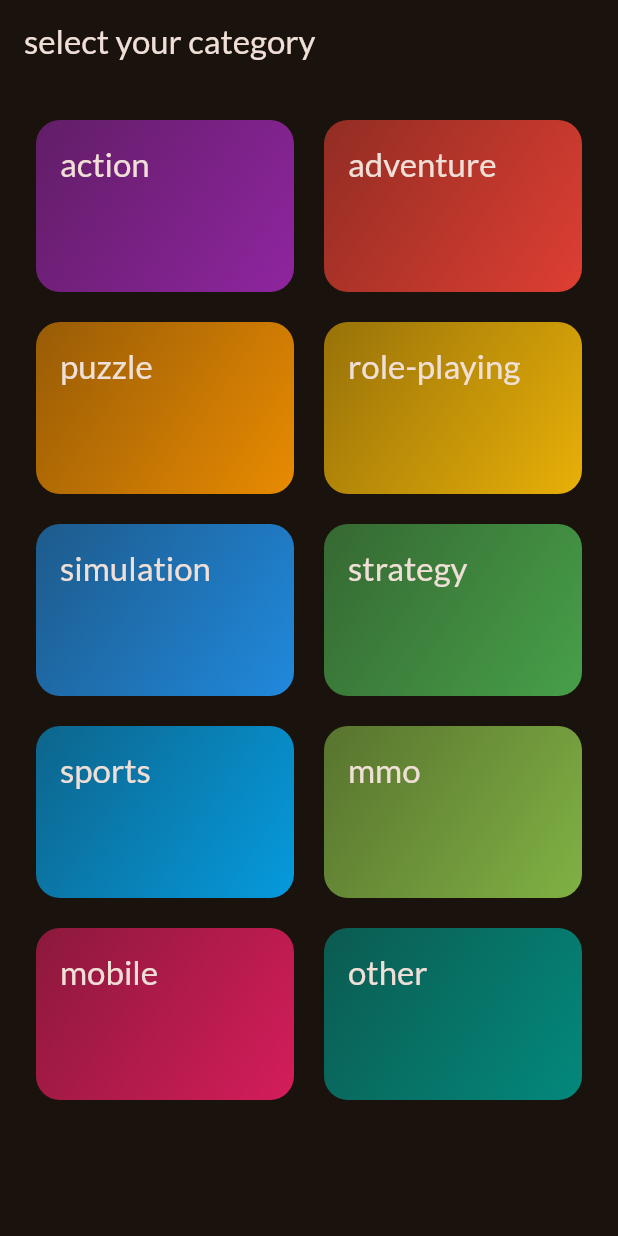
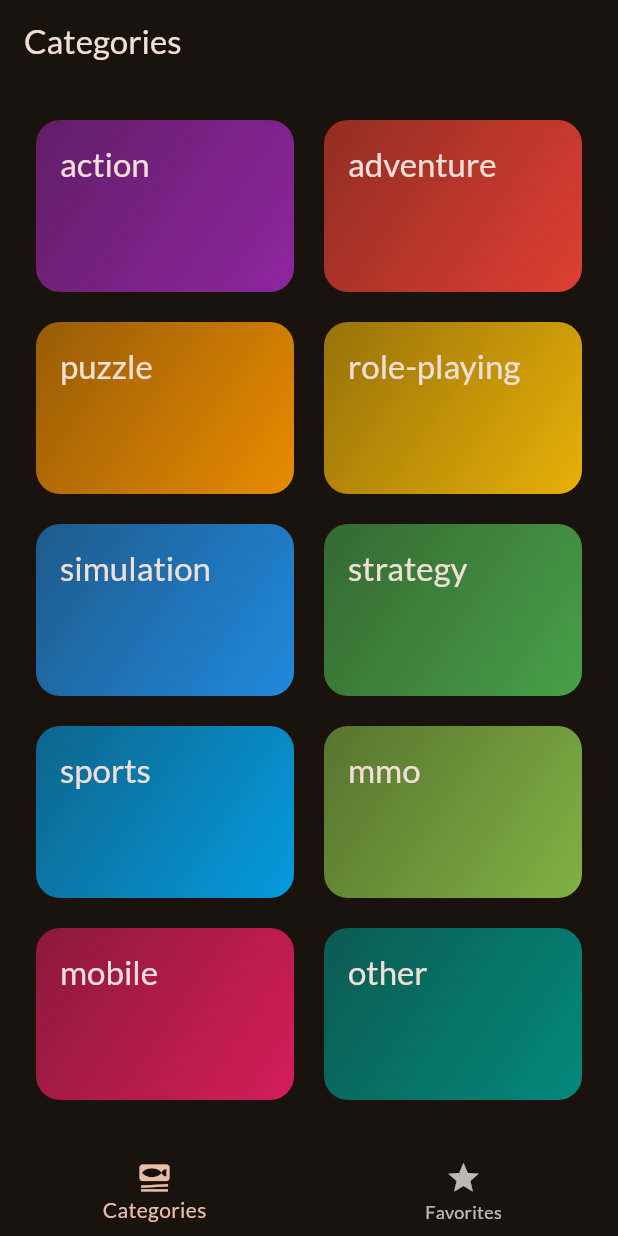
Before and after one commit to widejoy/my_video_game_list, a Flutter app: the screen it shows after launch, on a phone screen of 412 x 824 dp. Run offline on Flutter 3.47's test engine with Material 2 defaults, Android fonts, the light colour scheme and no system bars; our stand-ins replace google_fonts, transparent_image.

Commit message:
added feature to mark a game as favourite

```diff
--- a/lib/data/data.dart
+++ b/lib/data/data.dart
@@ -79,4 +79,50 @@ const game = [
       online: true,
       esports: false,
       plot: '	"Over twenty years ago in Harran, we fought the virus—and lost. Now, were losing again. The City, one of the last large human settlements, is torn by conflict. Civilization has fallen back into the Dark Ages. And yet, we still have hope. You are a wanderer with the power to change the fate of The City. But your exceptional abilities come at a price. Haunted by memories you cannot decipher, you set out to learn the truth… and find yourself in a combat zone. Hone your skills, as to defeat your enemies and make allies, you’ll need both fists and wits. Unravel the dark secrets behind the wielders of power, choose sides and decide your destiny. But wherever your actions take you, theres one thing you can never forget—stay human."'
+),
+GameItem(
+      id: 'c1',
+      categories: ['c1'],
+      title: 'Dead Island 2 ',
+      imageUrl:
+          'https://m.media-amazon.com/images/M/MV5BMGVlMGVhMjctZmYyNi00MzY1LTgyNzItYTE0ZTljNDNlZTU5XkEyXkFqcGdeQXVyMTk2OTAzNTI@._V1_FMjpg_UX1000_.jpg',
+      platforms: [
+        'PlayStation 4',
+        'PlayStation 5',
+        'Windows',
+        'Xbox One',
+        'Xbox Series X/S'
+      ],
+      reviews: Reviews.positive,
+      developorspublishers: ['Dambuster Studios', 'Deep Silver'],
+      length: Length.moderate,
+      price: {"steam":60,
+               "epic games":70,
+               "GoG":55},
+      online: true,
+      esports: false,
+      plot: '	"Over twenty years ago in Harran, we fought the virus—and lost. Now, were losing again. The City, one of the last large human settlements, is torn by conflict. Civilization has fallen back into the Dark Ages. And yet, we still have hope. You are a wanderer with the power to change the fate of The City. But your exceptional abilities come at a price. Haunted by memories you cannot decipher, you set out to learn the truth… and find yourself in a combat zone. Hone your skills, as to defeat your enemies and make allies, you’ll need both fists and wits. Unravel the dark secrets behind the wielders of power, choose sides and decide your destiny. But wherever your actions take you, theres one thing you can never forget—stay human."'
+),
+GameItem(
+      id: 'c1',
+      categories: ['c1'],
+      title: 'Dead Island 2 ',
+      imageUrl:
+          'https://m.media-amazon.com/images/M/MV5BMGVlMGVhMjctZmYyNi00MzY1LTgyNzItYTE0ZTljNDNlZTU5XkEyXkFqcGdeQXVyMTk2OTAzNTI@._V1_FMjpg_UX1000_.jpg',
+      platforms: [
+        'PlayStation 4',
+        'PlayStation 5',
+        'Windows',
+        'Xbox One',
+        'Xbox Series X/S'
+      ],
+      reviews: Reviews.positive,
+      developorspublishers: ['Dambuster Studios', 'Deep Silver'],
+      length: Length.moderate,
+      price: {"steam":60,
+               "epic games":70,
+               "GoG":55},
+      online: true,
+      esports: false,
+      plot: '	"Over twenty years ago in Harran, we fought the virus—and lost. Now, were losing again. The City, one of the last large human settlements, is torn by conflict. Civilization has fallen back into the Dark Ages. And yet, we still have hope. You are a wanderer with the power to change the fate of The City. But your exceptional abilities come at a price. Haunted by memories you cannot decipher, you set out to learn the truth… and find yourself in a combat zone. Hone your skills, as to defeat your enemies and make allies, you’ll need both fists and wits. Unravel the dark secrets behind the wielders of power, choose sides and decide your destiny. But wherever your actions take you, theres one thing you can never forget—stay human."'
 )];
--- a/lib/main.dart
+++ b/lib/main.dart
@@ -1,7 +1,7 @@
 import 'package:flutter/material.dart';
 
 import 'package:google_fonts/google_fonts.dart';
-import 'package:my_video_game_list/screens/categories.dart';
+import 'package:my_video_game_list/screens/tabs.dart';
 
 final theme = ThemeData(
   useMaterial3: true,
@@ -23,6 +23,6 @@ class App extends StatelessWidget {
   Widget build(BuildContext context) {
     return MaterialApp(
       theme: theme,
-      home: const Catagories());
+      home: const Tabscreen());
   }
 }
--- a/lib/models/category.dart
+++ b/lib/models/category.dart
@@ -3,9 +3,9 @@ import 'package:flutter/material.dart';
 class Category{
 
   const Category({
-    required this.id,this.title,this.color=Colors.orange});
+    required this.id,required this.title,this.color=Colors.orange});
   final String id;
-  final String? title;
+  final String title;
   final Color color;
 
 }
--- a/lib/screens/categories.dart
+++ b/lib/screens/categories.dart
@@ -4,8 +4,14 @@ import 'package:my_video_game_list/screens/games_screen.dart';
 import 'package:my_video_game_list/widgets/category_item.dart';
 import 'package:my_video_game_list/models/category.dart';
 
+import '../models/game_item.dart';
+
 class Catagories extends StatelessWidget {
-  const Catagories({super.key});
+  const Catagories({super.key, required this.favourite, required this.icon});
+    final void Function(GameItem game) favourite;
+        final IconData icon;
+
+
 
   void _selectcategory(BuildContext context, Category category) {
     final filteredgames =
@@ -16,7 +22,7 @@ class Catagories extends StatelessWidget {
       context,
       MaterialPageRoute(
         builder: (context) {
-          return GamesScreen(title: category.title!, gameitem: filteredgames);
+          return GamesScreen(title: category.title, gameitem: filteredgames,favourite: favourite,icon: icon,);
         },
       ),
     );
@@ -24,14 +30,7 @@ class Catagories extends StatelessWidget {
 
   @override
   Widget build(context) {
-    return Scaffold(
-      appBar: AppBar(
-        title: Title(
-          color: Colors.blue,
-          child: const Text('select your category'),
-        ),
-      ),
-      body: GridView(
+    return GridView(
         padding: const EdgeInsets.all(24),
         gridDelegate: const SliverGridDelegateWithFixedCrossAxisCount(
             crossAxisCount: 2,
@@ -47,7 +46,6 @@ class Catagories extends StatelessWidget {
               category: category,
             )
         ],
-      ),
-    );
+      );
   }
 }
--- /dev/null
+++ b/lib/screens/tabs.dart
@@ -0,0 +1,94 @@
+import 'package:flutter/material.dart';
+import 'package:my_video_game_list/models/game_item.dart';
+import 'package:my_video_game_list/screens/categories.dart';
+import 'package:my_video_game_list/screens/games_screen.dart';
+import 'package:my_video_game_list/widgets/game_item.dart';
+
+class Tabscreen extends StatefulWidget {
+  const Tabscreen({
+    super.key,
+  });
+
+  @override
+  State<Tabscreen> createState() {
+    return _Tabscreen();
+  }
+}
+
+class _Tabscreen extends State<Tabscreen> {
+  int _selectedindex = 0;
+  IconData icon = Icons.star_border;
+  final List<GameItem> _favouritegames = [];
+  void _showinfomessage(String message) {
+    ScaffoldMessenger.of(context).clearSnackBars();
+    ScaffoldMessenger.of(context).showSnackBar(
+      SnackBar(
+        content: Text(message),
+      ),
+    );
+  }
+
+  void favourite(GameItem i) {
+    final isExisting = _favouritegames.contains(i);
+
+    if (isExisting) {
+      setState(() {
+        _favouritegames.remove(i);
+
+        icon = Icons.star_border;
+      });
+      _showinfomessage('Game is no longer a favourite');
+    } else {
+      setState(() {
+        _favouritegames.add(i);
+        icon = Icons.star;
+        _showinfomessage('Game is added as favourite');
+      });
+    }
+  }
+
+  void _selectpage(int index) {
+    setState(() {
+      _selectedindex = index;
+    });
+  }
+
+  @override
+  Widget build(BuildContext context) {
+    Widget activepage = Catagories(
+      favourite: favourite,
+      icon: icon,
+    );
+    var pagetitle = 'Categories';
+
+    if (_selectedindex == 1) {
+      activepage = GamesScreen(
+        title: 'title',
+        gameitem: _favouritegames,
+        favourite: favourite,
+        icon: icon,
+      );
+      pagetitle = 'Your Favourites';
+    }
+    return Scaffold(
+      appBar: AppBar(
+        title: Text(pagetitle),
+      ),
+      body: activepage,
+      bottomNavigationBar: BottomNavigationBar(
+        onTap: _selectpage,
+        currentIndex: _selectedindex,
+        items: const [
+          BottomNavigationBarItem(
+            icon: Icon(Icons.set_meal),
+            label: 'Categories',
+          ),
+          BottomNavigationBarItem(
+            icon: Icon(Icons.star),
+            label: 'Favorites',
+          )
+        ],
+      ),
+    );
+  }
+}
--- a/lib/widgets/category_item.dart
+++ b/lib/widgets/category_item.dart
@@ -27,7 +27,7 @@ class CategoryItem extends StatelessWidget {
         ),
 
           child: Text(
-            category.title!,
+            category.title,
             style: Theme.of(context).textTheme.titleLarge!.copyWith(
                   color: Theme.of(context).colorScheme.onBackground,
                 ),
```
Also changed, not shown: lib/screens/game_details.dart (+17 -17 lines), lib/screens/games_screen.dart (+5 -2 lines), lib/widgets/game_item.dart (+5 -2 lines).
